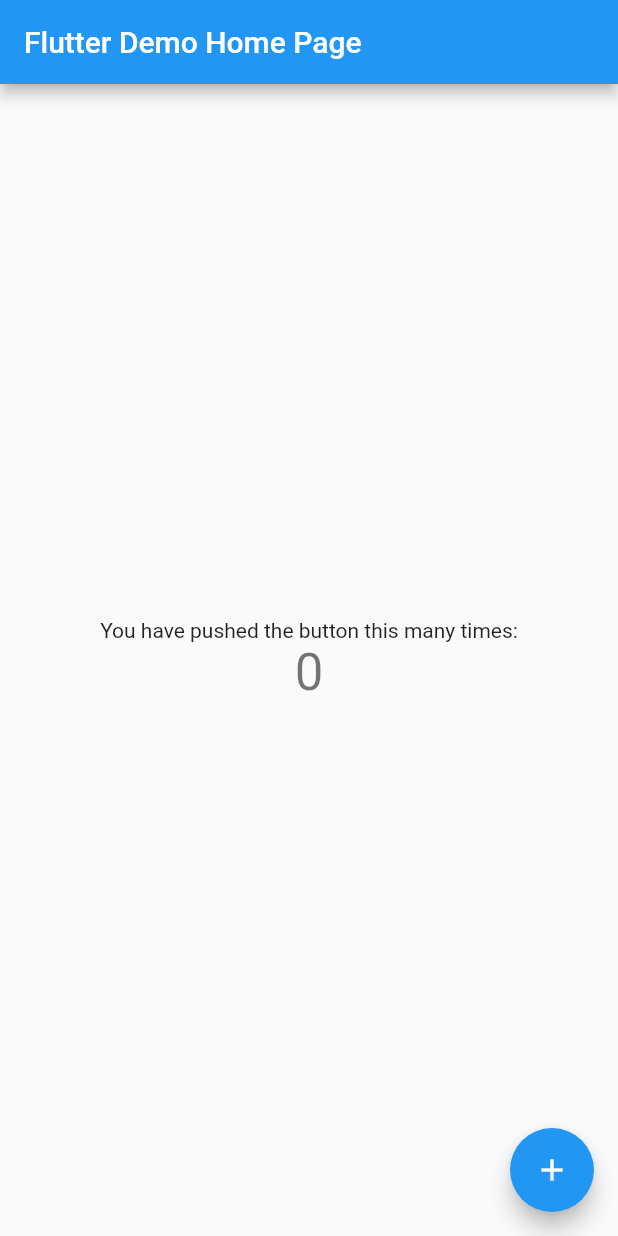
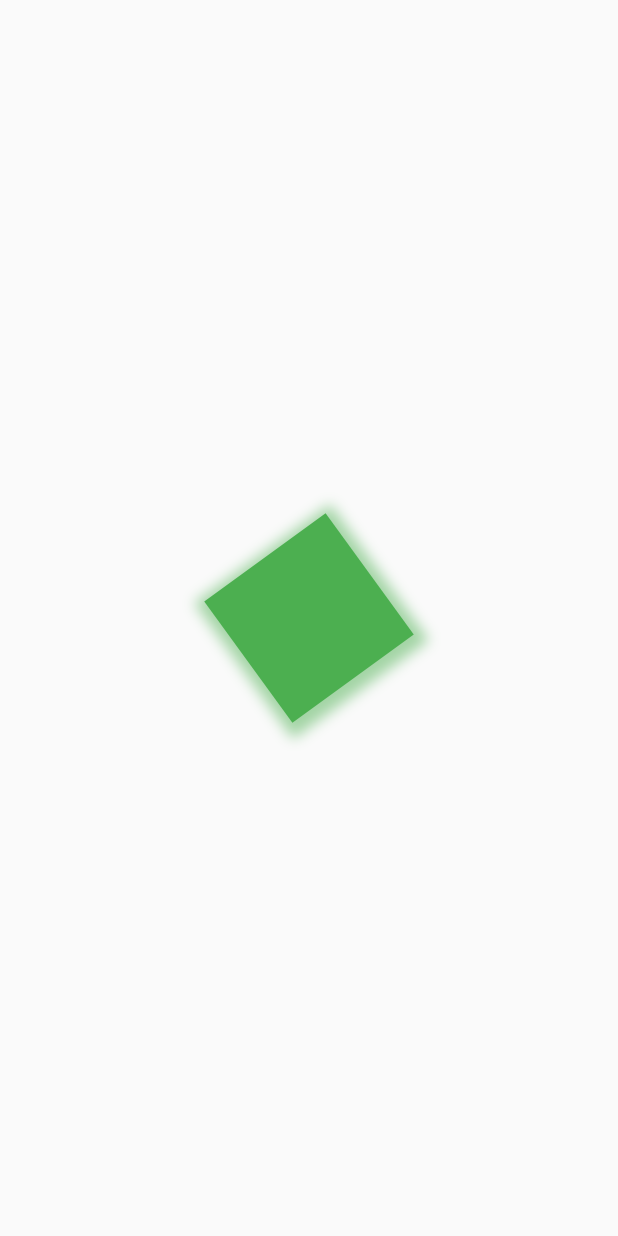
Before and after one commit to Hassan0308/Flutter-Animation, a Flutter app: the screen it shows after launch, on a phone screen of 412 x 824 dp. Run offline on Flutter 3.47's test engine with Material 2 defaults, Android fonts, the phone set to English and light mode, and no system bars.

```diff
--- a/lib/main.dart
+++ b/lib/main.dart
@@ -1,4 +1,5 @@
 import 'package:flutter/material.dart';
+import 'dart:math' as math;
 
 void main() {
   runApp(const MyApp());
@@ -7,24 +8,15 @@ void main() {
 class MyApp extends StatelessWidget {
   const MyApp({super.key});
 
-  // This widget is the root of your application.
   @override
   Widget build(BuildContext context) {
     return MaterialApp(
       title: 'Flutter Demo',
+      debugShowCheckedModeBanner: false,
       theme: ThemeData(
-        // This is the theme of your application.
-        //
-        // Try running your application with "flutter run". You'll see the
-        // application has a blue toolbar. Then, without quitting the app, try
-        // changing the primarySwatch below to Colors.green and then invoke
-        // "hot reload" (press "r" in the console where you ran "flutter run",
-        // or simply save your changes to "hot reload" in a Flutter IDE).
-        // Notice that the counter didn't reset back to zero; the application
-        // is not restarted.
         primarySwatch: Colors.blue,
       ),
-      home: const MyHomePage(title: 'Flutter Demo Home Page'),
+      home: const MyHomePage(title: 'Flutter Animation'),
     );
   }
 }
@@ -32,14 +24,6 @@ class MyApp extends StatelessWidget {
 class MyHomePage extends StatefulWidget {
   const MyHomePage({super.key, required this.title});
 
-  // This widget is the home page of your application. It is stateful, meaning
-  // that it has a State object (defined below) that contains fields that affect
-  // how it looks.
-
-  // This class is the configuration for the state. It holds the values (in this
-  // case the title) provided by the parent (in this case the App widget) and
-  // used by the build method of the State. Fields in a Widget subclass are
-  // always marked "final".
 
   final String title;
 
@@ -47,69 +31,63 @@ class MyHomePage extends StatefulWidget {
   State<MyHomePage> createState() => _MyHomePageState();
 }
 
-class _MyHomePageState extends State<MyHomePage> {
-  int _counter = 0;
+class _MyHomePageState extends State<MyHomePage> with SingleTickerProviderStateMixin {
 
-  void _incrementCounter() {
-    setState(() {
-      // This call to setState tells the Flutter framework that something has
-      // changed in this State, which causes it to rerun the build method below
-      // so that the display can reflect the updated values. If we changed
-      // _counter without calling setState(), then the build method would not be
-      // called again, and so nothing would appear to happen.
-      _counter++;
-    });
+  late AnimationController _animationController ;
+  late Animation<double> positionAnimation;
+  @override
+  void initState() {
+    //initiate animation controller
+   _animationController=AnimationController(vsync: this,duration: Duration(seconds: 2));
+   _animationController.addListener(() {
+
+     setState(() {
+
+     });
+   });
+   //initiate animation
+   positionAnimation = Tween<double>(begin: 0.0,end: 2*math.pi,).animate(_animationController);
+   //animation start
+    _animationController.repeat();
+    super.initState();
+  }
+  @override
+  void dispose() {
+    _animationController.dispose();
+    super.dispose();
   }
 
   @override
   Widget build(BuildContext context) {
-    // This method is rerun every time setState is called, for instance as done
-    // by the _incrementCounter method above.
-    //
-    // The Flutter framework has been optimized to make rerunning build methods
-    // fast, so that you can just rebuild anything that needs updating rather
-    // than having to individually change instances of widgets.
     return Scaffold(
-      appBar: AppBar(
-        // Here we take the value from the MyHomePage object that was created by
-        // the App.build method, and use it to set our appbar title.
-        title: Text(widget.title),
-      ),
       body: Center(
-        // Center is a layout widget. It takes a single child and positions it
-        // in the middle of the parent.
-        child: Column(
-          // Column is also a layout widget. It takes a list of children and
-          // arranges them vertically. By default, it sizes itself to fit its
-          // children horizontally, and tries to be as tall as its parent.
-          //
-          // Invoke "debug painting" (press "p" in the console, choose the
-          // "Toggle Debug Paint" action from the Flutter Inspector in Android
-          // Studio, or the "Toggle Debug Paint" command in Visual Studio Code)
-          // to see the wireframe for each widget.
-          //
-          // Column has various properties to control how it sizes itself and
-          // how it positions its children. Here we use mainAxisAlignment to
-          // center the children vertically; the main axis here is the vertical
-          // axis because Columns are vertical (the cross axis would be
-          // horizontal).
-          mainAxisAlignment: MainAxisAlignment.center,
-          children: <Widget>[
-            const Text(
-              'You have pushed the button this many times:',
-            ),
-            Text(
-              '$_counter',
-              style: Theme.of(context).textTheme.headlineMedium,
-            ),
-          ],
+        child: AnimatedBuilder(
+          animation: positionAnimation,
+          builder: (context,index){
+            return Transform(
+              alignment: Alignment.center,
+              transform: Matrix4.identity()..rotateZ(positionAnimation.value),
+              child: Container(
+                width: 100,
+                height: 100,
+                decoration: BoxDecoration(
+                    color: Colors.green,
+                    boxShadow: [
+                      BoxShadow(
+                        color: Colors.green.withOpacity(0.5),
+                        spreadRadius: 6,
+                        blurRadius: 7,
+                        offset: Offset(0, 3), // changes position of shadow
+
+                      ),
+                    ]
+                ),
+              ),
+            );
+          },
+
         ),
       ),
-      floatingActionButton: FloatingActionButton(
-        onPressed: _incrementCounter,
-        tooltip: 'Increment',
-        child: const Icon(Icons.add),
-      ), // This trailing comma makes auto-formatting nicer for build methods.
     );
   }
 }
```
